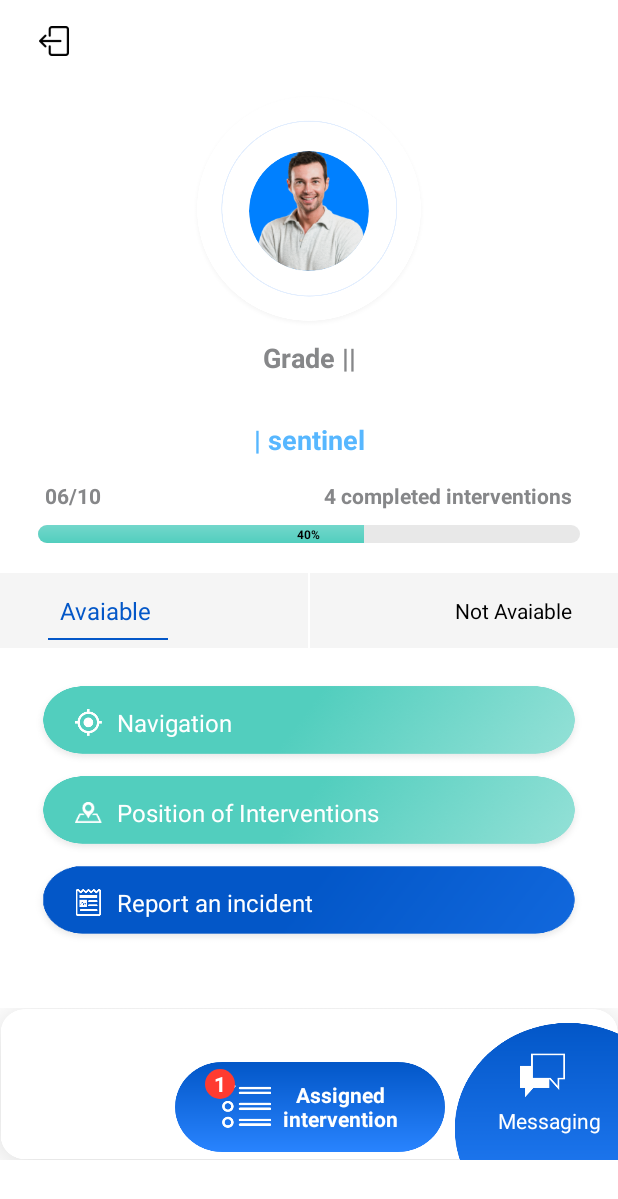
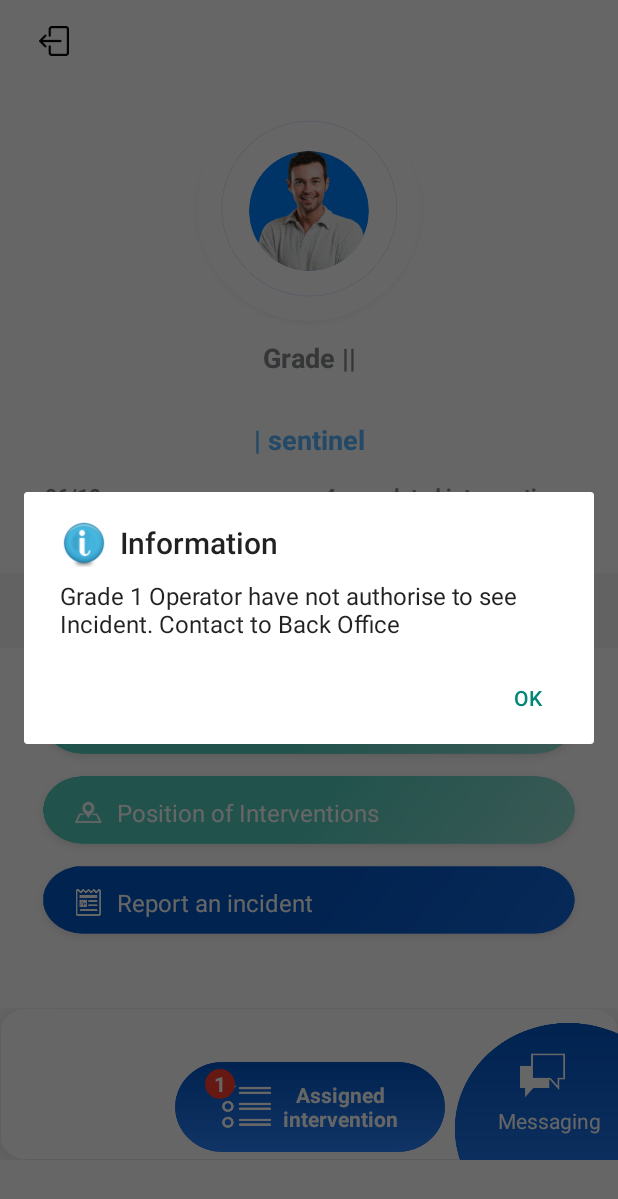
Before and after one commit to simranjit531/CopsOpsProjects, an Android app: the fragment OperatorFragment shown on its own in the app's theme, after a tap on "Position of Interventions", on a phone screen of 412 x 824 dp. Shown: the top 1199 px of the screen. Run offline under Robolectric (Android 15) with nearby library versions, the phone set to English and light mode, and no system bars; our stand-ins replace ButterKnife, CircleImageView; pictures from the network do not load; 2 statements that could not run were skipped.

Commit message:
Update Code
Issue fixed

```diff
--- a/CopsOpsApp/app/src/main/AndroidManifest.xml
+++ b/CopsOpsApp/app/src/main/AndroidManifest.xml
@@ -35,6 +35,7 @@
     <uses-permission android:name="android.permission.FOREGROUND_SERVICE" />
 
     <application
+        android:name=".utils.MyApplication"
         android:allowBackup="true"
         android:icon="@mipmap/logo_launcher"
         android:label="@string/app_name"
--- a/CopsOpsApp/app/src/main/res/layout/oprator_home.xml
+++ b/CopsOpsApp/app/src/main/res/layout/oprator_home.xml
@@ -12,6 +12,7 @@
         <include
             android:id="@+id/toolbar"
             layout="@layout/toolbarnew" />
+
         <RelativeLayout
             android:layout_width="match_parent"
             android:layout_height="match_parent">
@@ -39,6 +40,7 @@
 
 
             </RelativeLayout>
+
             <TextView
                 android:id="@+id/TVprofiledescription"
                 android:layout_width="match_parent"
@@ -68,14 +70,14 @@
             <TextView
                 android:id="@+id/TVpsental"
                 android:layout_width="match_parent"
+                android:layout_height="wrap_content"
+                android:layout_below="@id/TVname"
                 android:layout_margin="5dp"
-                android:layout_below="@id/TVname"
-                android:layout_height="wrap_content"
                 android:gravity="center_horizontal"
+                android:text="@string/sent"
+                android:textColor="@color/sky_blue"
                 android:textSize="@dimen/textsize_18sp"
-                android:textStyle="bold"
-                android:textColor="@color/sky_blue"
-                android:text="@string/sent"/>
+                android:textStyle="bold" />
 
 
             <RelativeLayout
@@ -110,6 +112,7 @@
                     android:textColor="@color/aluminiumcolor"
                     android:textSize="@dimen/textsize_14sp"
                     android:textStyle="bold" />
+
                 <FrameLayout
                     android:layout_width="match_parent"
                     android:layout_height="wrap_content"
@@ -136,8 +139,8 @@
                         android:layout_marginTop="5dp"
                         android:text="40%"
                         android:textColor="@color/black"
-                        android:textStyle="bold"
-                        android:textSize="8sp" />
+                        android:textSize="8sp"
+                        android:textStyle="bold" />
 
 
                 </FrameLayout>
@@ -156,6 +159,7 @@
 
 
             </RelativeLayout>
+
             <RelativeLayout
                 android:id="@+id/RLavaiable"
                 android:layout_width="match_parent"
@@ -179,6 +183,7 @@
                     android:textSize="@dimen/textsize_16sp" />
 
                 <View
+                    android:id="@+id/viewavaiable"
                     android:layout_width="80dp"
                     android:layout_height="1dp"
                     android:layout_alignParentBottom="true"
@@ -206,6 +211,18 @@
                     android:text="Not Avaiable"
                     android:textColor="@color/black"
                     android:textSize="@dimen/textsize_14sp" />
+
+                <View
+                    android:id="@+id/viewnotavaiable"
+                    android:layout_width="80dp"
+                    android:layout_height="1dp"
+                    android:layout_alignParentBottom="true"
+                    android:layout_alignParentRight="true"
+                    android:layout_marginBottom="5dp"
+                    android:layout_marginRight="32dp"
+                    android:layout_marginTop="5dp"
+                    android:background="@color/blue_shade"
+                    android:visibility="gone" />
 
 
             </RelativeLayout>
@@ -356,6 +373,7 @@
 
 
             </RelativeLayout>
+
             <RelativeLayout
                 android:layout_width="match_parent"
                 android:layout_height="101dp"
@@ -397,22 +415,23 @@
                     android:layout_centerHorizontal="true"
                     android:layout_marginBottom="5dp"
                     android:layout_marginRight="20dp"
-                    android:gravity="center"
-                    android:weightSum="2"
                     android:layout_toLeftOf="@+id/rlchat"
                     android:background="@mipmap/img_group_operatorscreen"
-                    android:orientation="horizontal">
+                    android:gravity="center"
+                    android:orientation="horizontal"
+                    android:weightSum="2">
+
                     <TextView
                         android:id="@+id/countId"
                         android:layout_width="20dp"
                         android:layout_height="20dp"
+                        android:layout_marginBottom="15dp"
                         android:layout_marginLeft="20dp"
                         android:layout_marginRight="10dp"
-                        android:layout_marginBottom="15dp"
                         android:layout_weight=".2"
+                        android:background="@drawable/circle_read"
+                        android:gravity="center"
                         android:text="1"
-                        android:gravity="center"
-                        android:background="@drawable/circle_read"
                         android:textColor="@color/white"
                         android:textStyle="bold" />
 
@@ -554,7 +573,6 @@
             <!--</RelativeLayout>-->
 
 
-
             <!--</RelativeLayout>-->
 
 
--- a/CopsOpsApp/app/src/main/res/values/strings.xml
+++ b/CopsOpsApp/app/src/main/res/values/strings.xml
@@ -27,6 +27,7 @@
     <string name="path">Please capture at least video or image</string>
     <string name="objecttext">Please enter the subject of the handrail reports</string>
     <string name="validation_signature">Please Create Your Signature.</string>
+    <string name="operator_grade_one_message">Grade 1 Operator have not authorise to see Incident. Contact to Back Office</string>
 
     <string name="con_password">Please enter confirm password</string>
     <string name="valid_email_errer">Not valid email</string>
```
Also changed, not shown: CopsOpsApp/app/build.gradle (+11 -0 lines), CopsOpsApp/app/src/main/java/copops/com/copopsApp/fragment/OperatorFragment.java (+45 -15 lines), CopsOpsApp/app/src/main/java/copops/com/copopsApp/fragment/PositionOfInteervebtionsFragment.java (+11 -2 lines), CopsOpsApp/app/src/main/java/copops/com/copopsApp/utils/MyApplication.java (added, +22 -0 lines), CopsOpsApp/app/src/main/res/layout/fragment_position_of_inteervebtions.xml (+9 -9 lines), 1 other file. Lines whose indentation alone changed are shown as unchanged.
